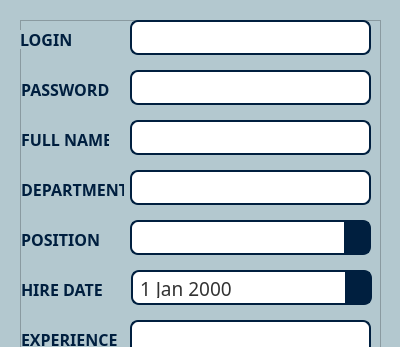
Old version of the form design/add_page.ui in the repository vikkyvl/StaffBase; both pictures show x 0 to 400 and y 0 to 347 of the 400 by 500 pixel window.
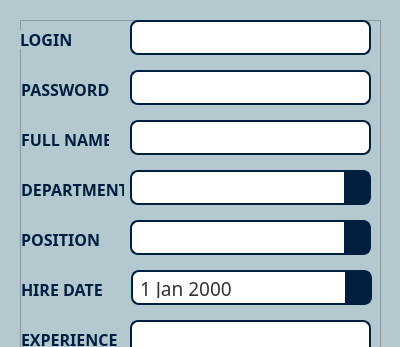
New version of the form. Icons and pictures are not drawn.

What changed in the file:
```diff
--- a/design/add_page.ui
+++ b/design/add_page.ui
@@ -500,34 +500,6 @@
      <number>100</number>
     </property>
    </widget>
-   <widget class="QLineEdit" name="department_lineEdit">
-    <property name="geometry">
-     <rect>
-      <x>110</x>
-      <y>150</y>
-      <width>241</width>
-      <height>35</height>
-     </rect>
-    </property>
-    <property name="font">
-     <font>
-      <family>Caros Light</family>
-      <pointsize>14</pointsize>
-     </font>
-    </property>
-    <property name="styleSheet">
-     <string notr="true">QLineEdit {
-	background-color: rgb(255, 255, 255);
-    border: 2px solid  rgb(0, 31, 63);
-    border-radius: 8px; 
-    padding: 5px; 
-	font-size: 14pt;
-}</string>
-    </property>
-    <property name="maxLength">
-     <number>100</number>
-    </property>
-   </widget>
    <widget class="QLineEdit" name="full_name_lineEdit">
     <property name="geometry">
      <rect>
@@ -612,6 +584,42 @@
      <number>100</number>
     </property>
    </widget>
+   <widget class="QComboBox" name="department_comboBox">
+    <property name="geometry">
+     <rect>
+      <x>110</x>
+      <y>150</y>
+      <width>241</width>
+      <height>35</height>
+     </rect>
+    </property>
+    <property name="font">
+     <font>
+      <family>Caros Light</family>
+      <pointsize>14</pointsize>
+     </font>
+    </property>
+    <property name="styleSheet">
+     <string notr="true">QComboBox {
+                background-color: rgb(255, 255, 255);
+                border: 2px solid  rgb(0, 31, 63);
+                border-radius: 8px;
+                padding: 5px;
+                font-size: 14pt;
+                color: rgb(50, 50, 50);
+            }
+            QComboBox::drop-down {
+                background-color: rgb(0, 31, 63);
+                border: none;
+                width: 25px;
+            }
+            QComboBox::down-arrow {
+                image: url(:/img/src/image/chevron_down.png); 
+                width: 12px;
+                height: 12px;
+            }</string>
+    </property>
+   </widget>
   </widget>
   <widget class="QPushButton" name="save_pushButton">
    <property name="geometry">
```
